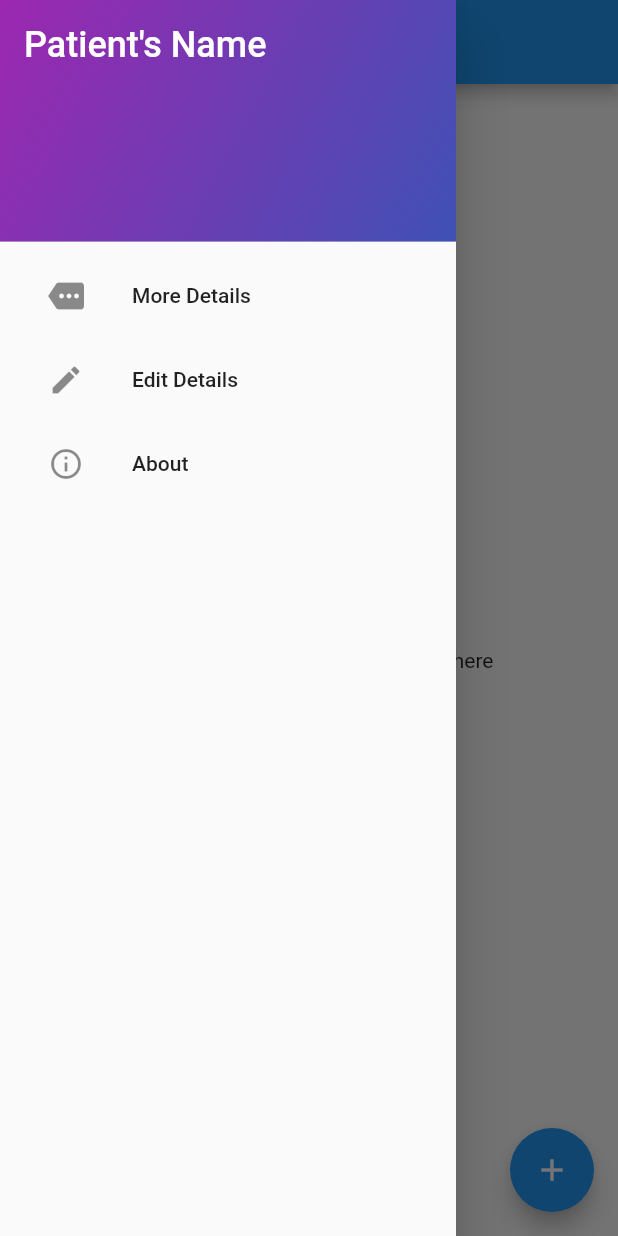
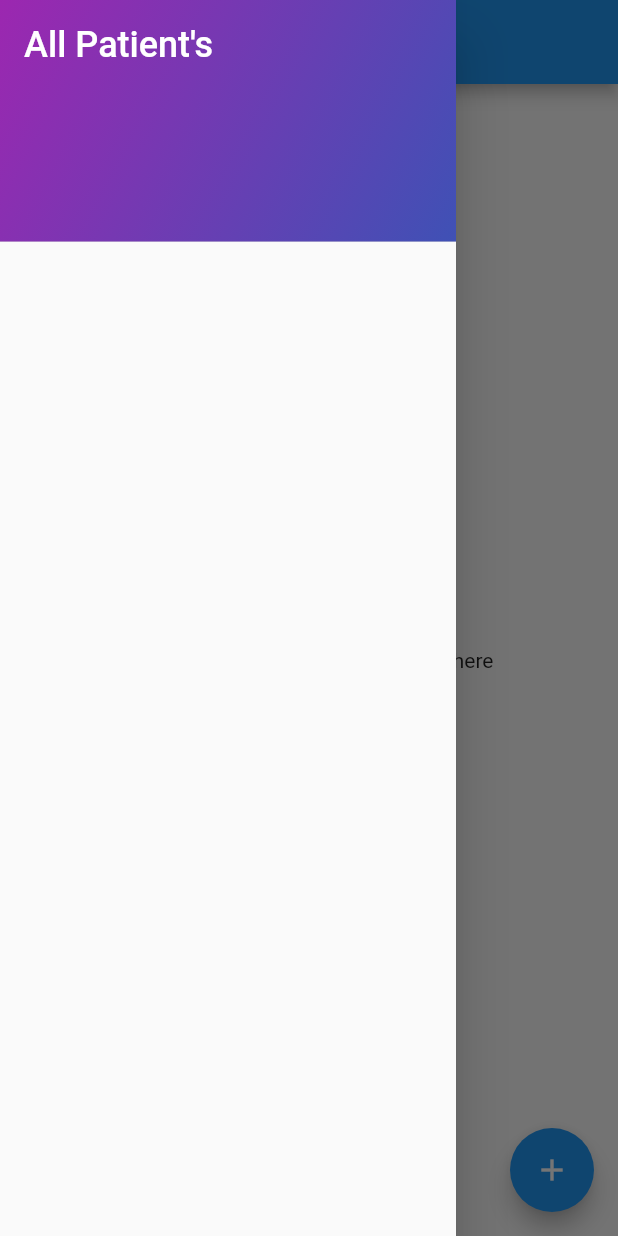
Before and after one commit to mohitsoni-dev/medicine_reminder, a Flutter app: the screen it shows after launch, with the side drawer open, on a phone screen of 412 x 824 dp. Run offline on Flutter 3.47's test engine with Material 2 defaults, Android fonts, the light colour scheme and no system bars; our stand-ins replace flutter_form_builder, sqflite; accounts and stored records are empty.

Commit message:
Changed UI of Drawer Class

```diff
--- a/lib/DrawerClass.dart
+++ b/lib/DrawerClass.dart
@@ -29,9 +29,20 @@ class _DrawerClassState extends State<DrawerClass> {
         children: <Widget>[
           DrawerHeader(
             decoration: BoxDecoration(
+              gradient: LinearGradient(
+                colors: [Colors.purple, Colors.indigo],
+                begin: Alignment.topLeft,
+                end: Alignment.bottomRight,
+              ),
               color: Colors.blue,
             ),
-            child: Text('Drawer Header'),
+            child: Text(
+              'All Patient\'s',
+              style: TextStyle(
+                color: Colors.white,
+                fontSize: 24,
+              ),
+            ),
           ),
           FutureBuilder<List<Patient>>(
             future: DatabaseProvider.db.getAllPatients(),
--- a/lib/HomePage.dart
+++ b/lib/HomePage.dart
@@ -1,4 +1,5 @@
 import 'package:flutter/material.dart';
+import 'package:meds_reminder/DrawerClass.dart';
 import 'package:meds_reminder/PatientAddForm.dart';
 
 class MyHomePage extends StatefulWidget {
@@ -16,57 +17,7 @@ class _MyHomePageState extends State<MyHomePage> {
       body: Center(
         child: Text("Upcoming reminders are displayed here"),
       ),
-      drawer: Drawer(
-        child: ListView(
-          padding: EdgeInsets.zero,
-          children: <Widget>[
-            DrawerHeader(
-              decoration: BoxDecoration(
-                gradient: LinearGradient(
-                  colors: [Colors.purple, Colors.indigo],
-                  begin: Alignment.topLeft,
-                  end: Alignment.bottomRight,
-                ),
-                color: Colors.blue,
-              ),
-              child: Text(
-                'Patient\'s Name',
-                style: TextStyle(
-                  color: Colors.white,
-                  fontSize: 24,
-                ),
-              ),
-            ),
-            FlatButton(
-              onPressed: () {
-                print('More Details button pressed');
-              },
-              child: ListTile(
-                leading: Icon(Icons.more),
-                title: Text('More Details'),
-              ),
-            ),
-            FlatButton(
-              onPressed: () {
-                print('Edit Details Button pressed');
-              },
-              child: ListTile(
-                leading: Icon(Icons.edit),
-                title: Text('Edit Details'),
-              ),
-            ),
-            FlatButton(
-              onPressed: () {
-                print('About Button pressed');
-              },
-              child: ListTile(
-                leading: Icon(Icons.info_outline),
-                title: Text('About'),
-              ),
-            ),
-          ],
-        ),
-      ),
+      drawer: DrawerClass(),
       floatingActionButton: FloatingActionButton(
         onPressed: () {
           Navigator.push(context,
```
